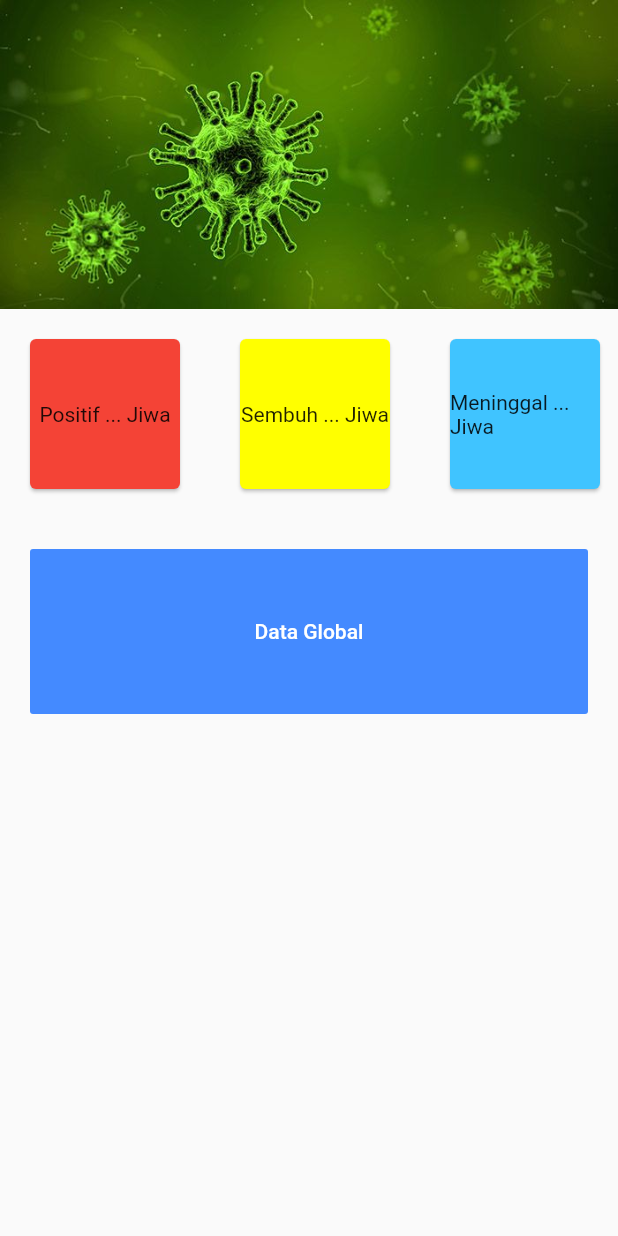
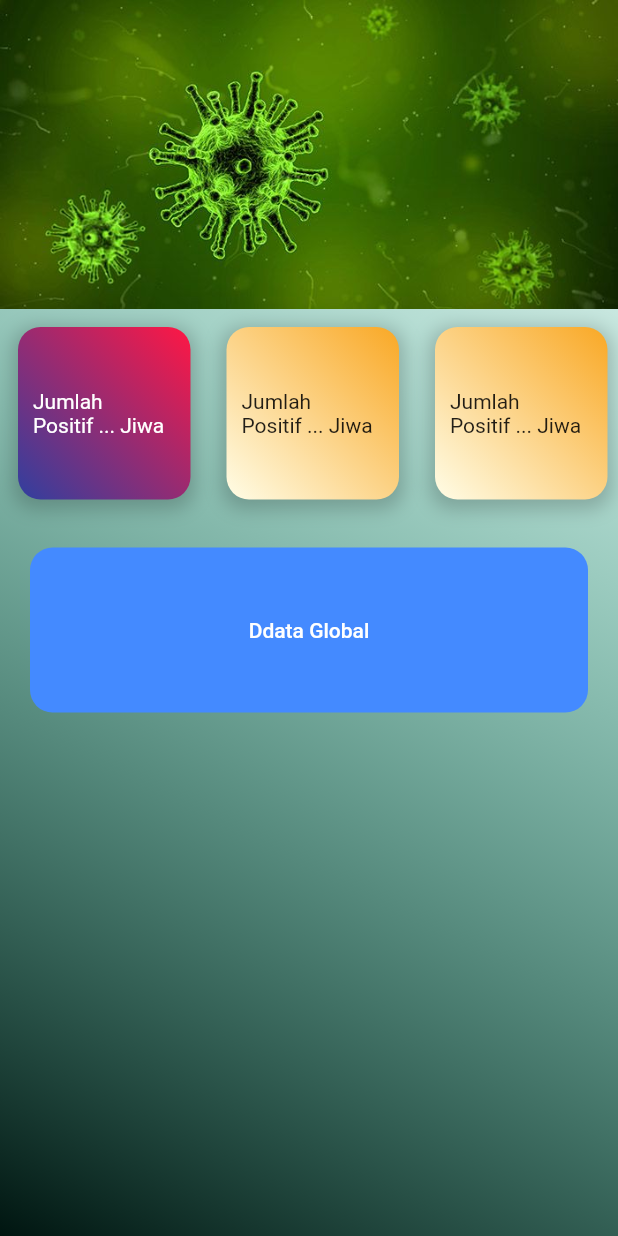
Before and after one commit to AriAndriana/Tracking_Flutter, a Flutter app: the Page2 widget shown alone on an empty page, opened directly, on a phone screen of 412 x 824 dp. Run offline on Flutter 3.47's test engine with Material 2 defaults, Android fonts, the phone set to English and light mode, and no system bars; our stand-ins replace curved_navigation_bar.

Commit message:
API Masih error, Layouting 25%

```diff
--- /dev/null
+++ b/lib/api/global_model.dart
@@ -0,0 +1,17 @@
+import 'package:flutter/material.dart';
+
+class Global{
+  final String name;
+  final String value;
+
+  Global({
+    @required this.name,
+    @required this.value
+  });
+  factory Global.fromJson(Map<String, dynamic> json){
+    return Global(
+      name: json['name'] as String,
+      value: json['value'] as String
+    );
+  }
+}
--- a/lib/page2.dart
+++ b/lib/page2.dart
@@ -1,10 +1,21 @@
 import 'package:flutter/material.dart';
+import 'package:flutter/services.dart';
 import 'package:flutter_widget/tabelglobal.dart';
 
 class Page2 extends StatelessWidget {
   @override
   Widget build(BuildContext context) {
     return Container(
+      decoration: BoxDecoration(
+        gradient: new LinearGradient(
+          begin: FractionalOffset.bottomLeft,
+          end: FractionalOffset.topRight,
+          colors: [
+            const Color(0xFF001510),
+            const Color(0x0000bf8f),
+          ]
+        )
+      ),
       child: ListView(
         children: <Widget>[
           Image(image: AssetImage('assets/12.jpg')),
@@ -12,45 +23,91 @@ class Page2 extends StatelessWidget {
             child: Row(
               children: <Widget> [
                 Container(
-                  width: 140,
-                  height: 140,
+                  width: 115,
+                  height: 115,
+                  // color: Colors.blue,
                   padding: EdgeInsets.all(10),
-                  child: Card(
-                    color: Colors.red,
-                    margin: EdgeInsets.all(10),
-                    child: Container(
-                      child: Center(
-                        child: Text('Positif ... Jiwa'),
+                  margin: EdgeInsets.all(12),
+                  child: Center(
+                    child: Text(
+                      'Jumlah Positif ... Jiwa',
+                      style: TextStyle(color: Colors.white,),
                       ),
+                  ),
+                  decoration: BoxDecoration(
+                    gradient: new LinearGradient(
+                      begin: FractionalOffset.bottomLeft,
+                      end: FractionalOffset.topRight,
+                      colors: [
+                        const Color(0xff303f9f),
+                        const Color(0xffff1744),
+                      ],
                     ),
+                    borderRadius: BorderRadius.circular(15.0),
+                    boxShadow: [
+                      BoxShadow(
+                        color: Colors.black.withOpacity(0.2),
+                        spreadRadius: 3,
+                        blurRadius: 10,
+                          offset: Offset(0, 3),
+                      )
+                    ],
                   ),
                 ),
                 Container(
-                  height: 140,
-                  width: 140,
+                  width: 115,
+                  height: 115,
                   padding: EdgeInsets.all(10),
-                  child: Card(
-                    color: Colors.yellowAccent,
-                    margin: EdgeInsets.all(10),
-                    child: Container(
-                      child: Center(
-                        child: Text('Sembuh ... Jiwa'),
-                      ),
+                  margin: EdgeInsets.all(12),
+                  child: Center(
+                    child: Text('Jumlah Positif ... Jiwa'),
+                  ),
+                  decoration: BoxDecoration(
+                    gradient: new LinearGradient(
+                      begin: FractionalOffset.bottomLeft,
+                      end: FractionalOffset.topRight,
+                      colors: [
+                        const Color(0xfffffde7),
+                        const Color(0xfff9a825),
+                      ],
                     ),
+                    borderRadius: BorderRadius.circular(15.0),
+                    boxShadow: [
+                      BoxShadow(
+                        color: Colors.black.withOpacity(0.2),
+                        spreadRadius: 3,
+                        blurRadius: 10,
+                          offset: Offset(0, 3),
+                      )
+                    ],
                   ),
                 ),
                 Container(
-                  height: 140,
-                  width: 140,
+                  width: 115,
+                  height: 115,
                   padding: EdgeInsets.all(10),
-                  child: Card(
-                    color: Colors.lightBlueAccent,
-                    margin: EdgeInsets.all(10),
-                    child: Container(
-                      child: Center(
-                        child: Text('Meninggal ... Jiwa'),
-                      ),
+                  margin: EdgeInsets.all(12),
+                  child: Center(
+                    child: Text('Jumlah Positif ... Jiwa'),
+                  ),
+                  decoration: BoxDecoration(
+                    gradient: new LinearGradient(
+                      begin: FractionalOffset.bottomLeft,
+                      end: FractionalOffset.topRight,
+                      colors: [
+                        const Color(0xfffffde7),
+                        const Color(0xfff9a825),
+                      ],
                     ),
+                    borderRadius: BorderRadius.circular(15.0),
+                    boxShadow: [
+                      BoxShadow(
+                        color: Colors.black.withOpacity(0.2),
+                        spreadRadius: 3,
+                        blurRadius: 10,
+                          offset: Offset(0, 3),
+                      )
+                    ],
                   ),
                 ),
               ]
@@ -61,7 +118,10 @@ class Page2 extends StatelessWidget {
             padding: EdgeInsets.all(20),
             width: 200,
             child: FlatButton(
-              child: Text('Data Global'),
+              child: Text('Ddata Global'),
+              shape: RoundedRectangleBorder(
+                borderRadius: BorderRadius.circular(15.0)
+              ),
               color: Colors.blueAccent,
               textColor: Colors.white,
               onPressed: () {
--- a/lib/tabelglobal.dart
+++ b/lib/tabelglobal.dart
@@ -1,5 +1,5 @@
 import 'package:flutter/material.dart';
-import 'package:flutter_widget/page1.dart';
+import 'package:flutter_widget/page2.dart';
 
 class TabelGlobal extends StatelessWidget {
   @override
@@ -43,7 +43,7 @@ class TabelGlobal extends StatelessWidget {
           color: Colors.blueAccent,
           onPressed: () {
             Navigator.pop(context);
-            MaterialPageRoute(builder: (context) => Page1());
+            MaterialPageRoute(builder: (context) => Page2());
           },
         ),
         ),
```
Also changed, not shown: lib/api/global_service.dart (added, +23 -0 lines), lib/page1.dart (+86 -26 lines), lib/table.dart (+35 -42 lines).
